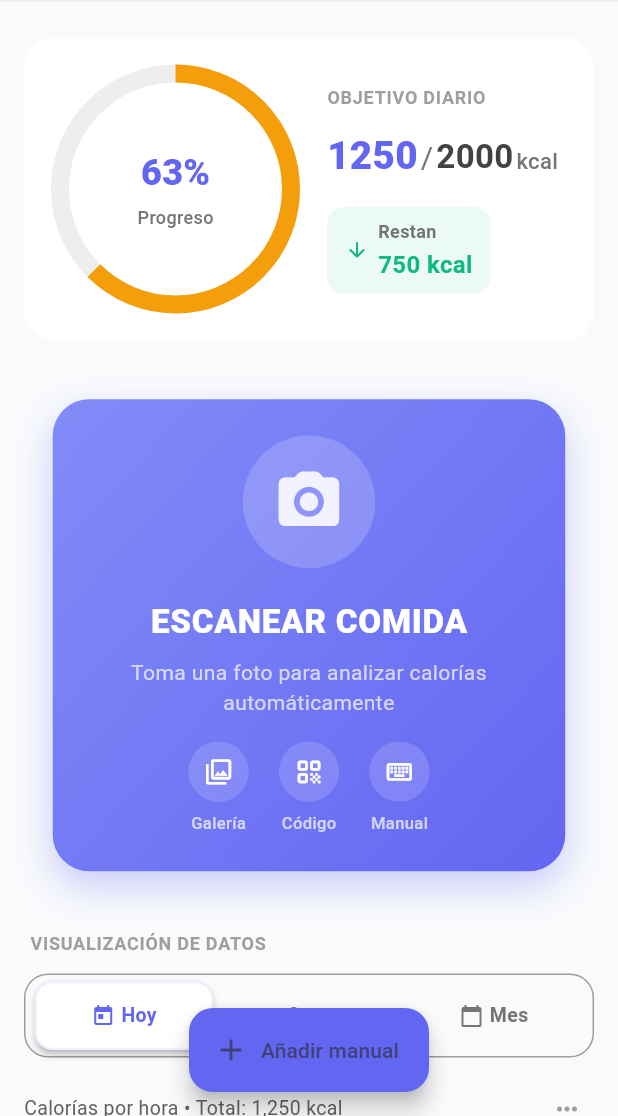
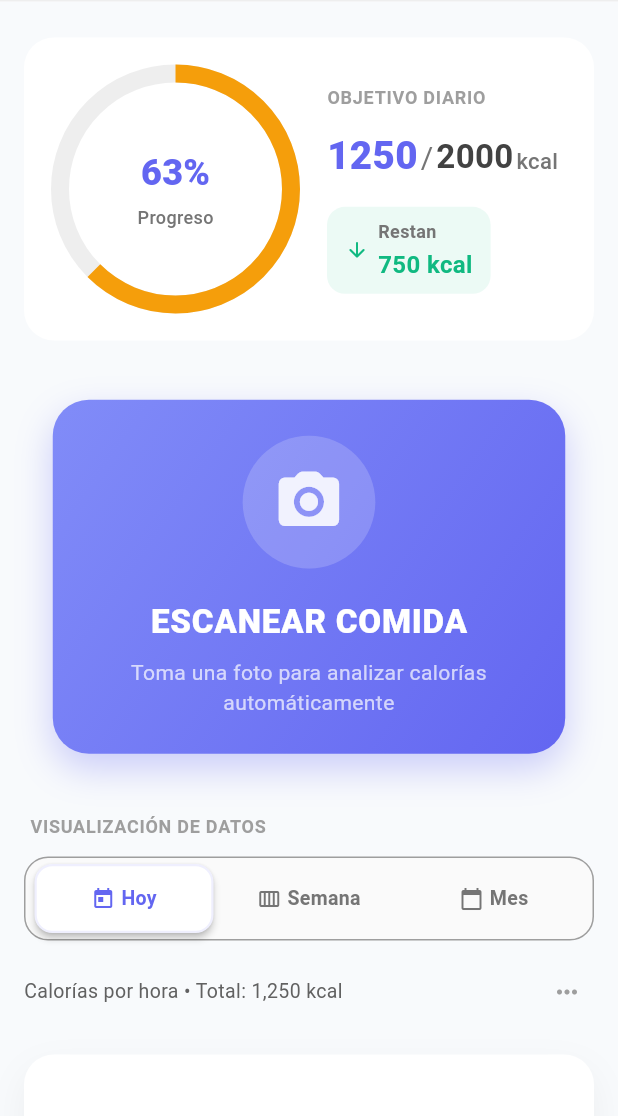
Before and after one commit to sergiosabater/myfoodtracker, a Flutter app: the screen it shows after launch, on a phone screen of 412 x 824 dp, the part 120-1236 px from its top. Run offline on Flutter 3.47's test engine with Material 3 defaults, Android fonts, the phone set to English and light mode, and no system bars; drawn by our look-alikes of shimmer; our stand-ins replace visibility_detector.

Commit message:
feat: improve scan button

```diff
--- a/lib/presentation/pages/home_page.dart
+++ b/lib/presentation/pages/home_page.dart
@@ -149,20 +149,11 @@ class _HomePageState extends State<HomePage> {
             const SizedBox(height: 32),
             // Lista de alimentos del día
             FoodList(foods: todayFoods),
-            const SizedBox(height: 100), // Espacio para el FAB
+            const SizedBox(height: 40),
           ],
         ),
       ),
-      // Botón flotante para añadir manualmente
-      floatingActionButton: FloatingActionButton.extended(
-        onPressed: () {
-          // Navegar a pantalla de añadir manualmente
-        },
-        icon: const Icon(Icons.add),
-        label: const Text('Añadir manual'),
-        backgroundColor: AppTheme.primary,
-      ),
-      floatingActionButtonLocation: FloatingActionButtonLocation.centerFloat,
+
     );
   }
 
--- a/lib/presentation/widgets/scan_food_button.dart
+++ b/lib/presentation/widgets/scan_food_button.dart
@@ -121,27 +121,6 @@ class _ScanFoodButtonState extends State<ScanFoodButton>
                       height: 1.4,
                     ),
                   ),
-                  const SizedBox(height: 16),
-                  // Indicador de métodos alternativos
-                  Row(
-                    mainAxisAlignment: MainAxisAlignment.center,
-                    children: [
-                      _buildAlternativeMethod(
-                        icon: Icons.photo_library_outlined,
-                        label: 'Galería',
-                      ),
-                      const SizedBox(width: 20),
-                      _buildAlternativeMethod(
-                        icon: Icons.qr_code_rounded,
-                        label: 'Código',
-                      ),
-                      const SizedBox(width: 20),
-                      _buildAlternativeMethod(
-                        icon: Icons.keyboard_outlined,
-                        label: 'Manual',
-                      ),
-                    ],
-                  ),
                 ],
               ),
             ),
@@ -150,31 +129,4 @@ class _ScanFoodButtonState extends State<ScanFoodButton>
       ),
     );
   }
-
-  Widget _buildAlternativeMethod({
-    required IconData icon,
-    required String label,
-  }) {
-    return Column(
-      children: [
-        Container(
-          padding: const EdgeInsets.all(10),
-          decoration: BoxDecoration(
-            shape: BoxShape.circle,
-            color: Colors.white.withOpacity(0.15),
-          ),
-          child: Icon(icon, size: 20, color: Colors.white),
-        ),
-        const SizedBox(height: 6),
-        Text(
-          label,
-          style: const TextStyle(
-            fontSize: 11,
-            color: Colors.white70,
-            fontWeight: FontWeight.w500,
-          ),
-        ),
-      ],
-    );
-  }
 }
```
